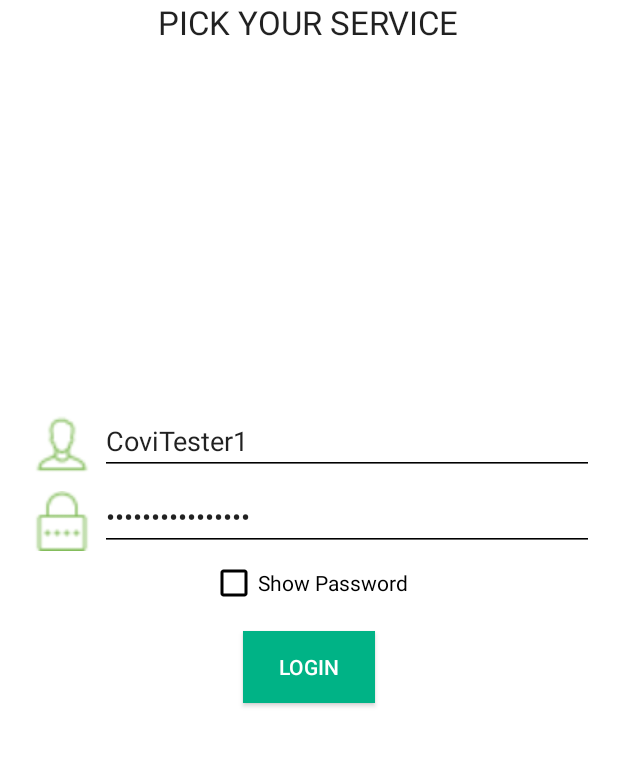
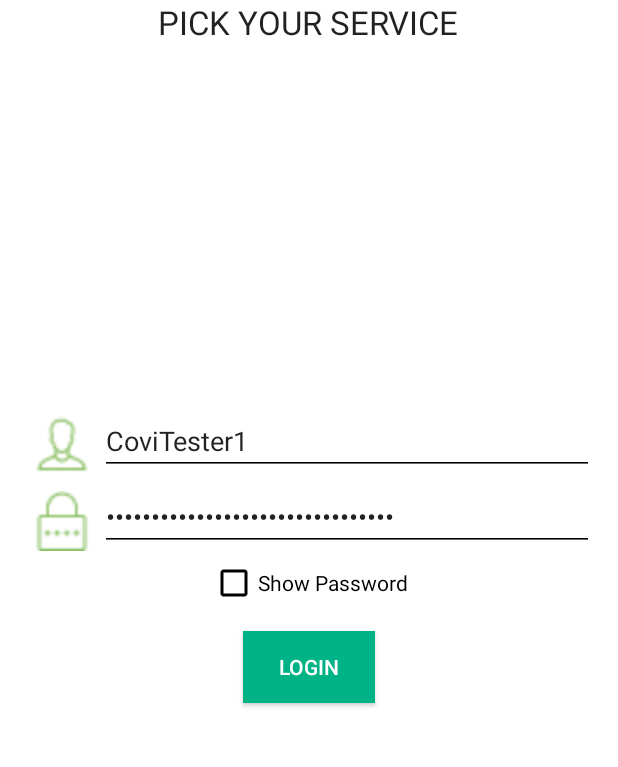
Before and after one commit to bvhloc/goxeom, an Android app: the SettingsLoginActivity screen opened directly, with no data from a screen before it, after a tap on "LOGIN", on a phone screen of 412 x 824 dp, the part 145-912 px from its top. Run offline under Robolectric (Android 15) with nearby library versions, the phone set to English and light mode, and no system bars.

Commit message:
ready to MVP

```diff
--- a/app/src/main/AndroidManifest.xml
+++ b/app/src/main/AndroidManifest.xml
@@ -93,15 +93,15 @@
         </activity>
         <activity
             android:name=".activity.settings.SettingsSignupActivity"
-            android:label="@string/title_activity_settings_signup" >
+            android:screenOrientation="portrait">
         </activity>
         <activity
             android:name=".activity.settings.SettingsSignupVerifyActivity"
-            android:label="@string/title_activity_settings_signup_verify" >
+            android:screenOrientation="portrait">
         </activity>
         <activity
             android:name=".activity.settings.SettingsLoginActivity"
-            android:label="@string/title_activity_settings_login" >
+            android:screenOrientation="portrait">
         </activity>
     </application>
 
--- a/app/src/main/java/asia/covisoft/goom/Constant.java
+++ b/app/src/main/java/asia/covisoft/goom/Constant.java
@@ -1,6 +1,6 @@
 package asia.covisoft.goom;
 
-public interface Constant {
+public class Constant {
 
     public static final String TAB_POSTION = "TAB_POSTION";
 
--- a/app/src/main/java/asia/covisoft/goom/activity/settings/SettingsLoginActivity.java
+++ b/app/src/main/java/asia/covisoft/goom/activity/settings/SettingsLoginActivity.java
@@ -11,7 +11,6 @@ import android.widget.CheckBox;
 import android.widget.CompoundButton;
 import android.widget.EditText;
 import android.widget.ProgressBar;
-import android.widget.Toast;
 
 import com.squareup.okhttp.OkHttpClient;
 import com.squareup.okhttp.Request;
@@ -21,6 +20,7 @@ import org.json.JSONException;
 import org.json.JSONObject;
 
 import java.io.IOException;
+import java.util.concurrent.TimeUnit;
 
 import asia.covisoft.goom.R;
 import asia.covisoft.goom.base.BaseActivity;
@@ -66,13 +66,8 @@ public class SettingsLoginActivity extends BaseActivity {
             @Override
             public void onClick(View v) {
 
-                edtPassword.setText(Encoder.encrypt("hihi", edtUsername.getText().toString()));
+                edtPassword.setText(Encoder.encryptByMD5(edtUsername.getText().toString()));
 
-                try {
-                    Log.d("myDebug", Encoder.decrypt("hihi", edtPassword.getText().toString()));
-                } catch (Exception e) {
-                    e.printStackTrace();
-                }
             }
         });
     }
@@ -102,7 +97,9 @@ public class SettingsLoginActivity extends BaseActivity {
             String urlString = params[0];
             try {
                 Request request = new Request.Builder().url(urlString).build();
-                Response response = new OkHttpClient().newCall(request).execute();
+                OkHttpClient okHttpClient = new OkHttpClient();
+                okHttpClient.setConnectTimeout(20, TimeUnit.SECONDS);
+                Response response = okHttpClient.newCall(request).execute();
                 json = response.body().string();
 
                 JSONObject jsonRootObject = new JSONObject(json);
--- a/app/src/main/java/asia/covisoft/goom/base/BaseActivity.java
+++ b/app/src/main/java/asia/covisoft/goom/base/BaseActivity.java
@@ -5,9 +5,6 @@ import android.support.v7.app.AppCompatActivity;
 
 import asia.covisoft.goom.R;
 
-/**
- * Created by Covisoft on 02/12/2015.
- */
 public abstract class BaseActivity extends AppCompatActivity {
 
     @Override
--- a/app/src/main/java/asia/covisoft/goom/helper/Encoder.java
+++ b/app/src/main/java/asia/covisoft/goom/helper/Encoder.java
@@ -4,6 +4,7 @@ import android.annotation.SuppressLint;
 
 import java.io.UnsupportedEncodingException;
 import java.security.InvalidKeyException;
+import java.security.MessageDigest;
 import java.security.NoSuchAlgorithmException;
 import java.security.SecureRandom;
 
@@ -17,55 +18,78 @@ import javax.crypto.spec.SecretKeySpec;
 
 public class Encoder {
 
-    public static String encrypt(String key, String data)  {
+//    public static String encrypt(String key, String data)  {
+//
+//        String returnData = "";
+//
+//        try {
+//            byte[] raw = Encoder.generateKey(key);
+//            SecretKeySpec skeySpec = new SecretKeySpec(raw, "MD5");
+//            @SuppressLint("GetInstance")
+//            Cipher cipher = Cipher.getInstance("MD5");
+//            cipher.init(Cipher.ENCRYPT_MODE, skeySpec);
+//
+//            byte[] clear = data.getBytes("UTF-8");
+//
+//            byte[] encrypted = cipher.doFinal(clear);
+//
+//            returnData = new String(encrypted, "UTF-8");
+//
+//        } catch (UnsupportedEncodingException | IllegalBlockSizeException | BadPaddingException | InvalidKeyException | NoSuchPaddingException | NoSuchAlgorithmException e) {
+//            e.printStackTrace();
+//        }
+//
+//        return returnData;
+//    }
+//
+//    public static String decrypt(String key, String data) throws Exception {
+//
+//        byte[] raw = Encoder.generateKey(key);
+//        SecretKeySpec skeySpec = new SecretKeySpec(raw, "MD5");
+//        @SuppressLint("GetInstance")
+//        Cipher cipher = Cipher.getInstance("MD5");
+//        cipher.init(Cipher.DECRYPT_MODE, skeySpec);
+//
+//        byte[] encrypted = data.getBytes("UTF-8");
+//
+//        byte[] decrypted = cipher.doFinal(encrypted);
+//
+//        return new String(decrypted, "UTF-8");
+//    }
+//
+//    private static byte[] generateKey(String key) throws NoSuchAlgorithmException {
+//
+//        byte[] keyStart = key.getBytes();
+//        KeyGenerator kgen = KeyGenerator.getInstance("MD5");
+//        SecureRandom sr = SecureRandom.getInstance("SHA1PRNG");
+//        sr.setSeed(keyStart);
+//        kgen.init(128, sr); // 192 and 256 bits may not be available
+//        SecretKey skey = kgen.generateKey();
+//        byte[] genKey = skey.getEncoded();
+//
+//        return genKey;
+//    }
 
-        String returnData = "";
+    public static String encryptByMD5(final String password) {
+        try {
 
-        try {
-            byte[] raw = Encoder.generateKey(key);
-            SecretKeySpec skeySpec = new SecretKeySpec(raw, "AES");
-            @SuppressLint("GetInstance")
-            Cipher cipher = Cipher.getInstance("AES");
-            cipher.init(Cipher.ENCRYPT_MODE, skeySpec);
+            MessageDigest digest = java.security.MessageDigest
+                    .getInstance("MD5");
+            digest.update(password.getBytes());
+            byte messageDigest[] = digest.digest();
 
-            byte[] clear = data.getBytes("UTF-8");
+            StringBuilder hexString = new StringBuilder();
+            for (byte aMessageDigest : messageDigest) {
+                String h = Integer.toHexString(0xFF & aMessageDigest);
+                while (h.length() < 2)
+                    h = "0" + h;
+                hexString.append(h);
+            }
+            return hexString.toString();
 
-            byte[] encrypted = cipher.doFinal(clear);
-
-            returnData = new String(encrypted, "UTF-8");
-
-        } catch (UnsupportedEncodingException | IllegalBlockSizeException | BadPaddingException | InvalidKeyException | NoSuchPaddingException | NoSuchAlgorithmException e) {
+        } catch (NoSuchAlgorithmException e) {
             e.printStackTrace();
         }
-
-        return returnData;
-    }
-
-    public static String decrypt(String key, String data) throws Exception {
-
-        byte[] raw = Encoder.generateKey(key);
-        SecretKeySpec skeySpec = new SecretKeySpec(raw, "AES");
-        @SuppressLint("GetInstance")
-        Cipher cipher = Cipher.getInstance("AES");
-        cipher.init(Cipher.DECRYPT_MODE, skeySpec);
-
-        byte[] encrypted = data.getBytes("UTF-8");
-
-        byte[] decrypted = cipher.doFinal(encrypted);
-
-        return new String(decrypted, "UTF-8");
-    }
-
-    private static byte[] generateKey(String key) throws NoSuchAlgorithmException {
-
-        byte[] keyStart = key.getBytes();
-        KeyGenerator kgen = KeyGenerator.getInstance("AES");
-        SecureRandom sr = SecureRandom.getInstance("SHA1PRNG");
-        sr.setSeed(keyStart);
-        kgen.init(128, sr); // 192 and 256 bits may not be available
-        SecretKey skey = kgen.generateKey();
-        byte[] genKey = skey.getEncoded();
-
-        return genKey;
+        return "";
     }
 }
--- a/app/src/main/res/layout/activity_history_details.xml
+++ b/app/src/main/res/layout/activity_history_details.xml
@@ -260,7 +260,7 @@
                     android:layout_height="wrap_content"
                     android:layout_gravity="center"
                     android:layout_margin="@dimen/activity_vertical_margin"
-                    android:text="@string/upcase_cancelbooking" />
+                    android:text="@string/lowcase_cancelbooking" />
 
             </LinearLayout>
 
```
Also changed, not shown: app/src/main/res/values/strings.xml (+5 -11 lines).
